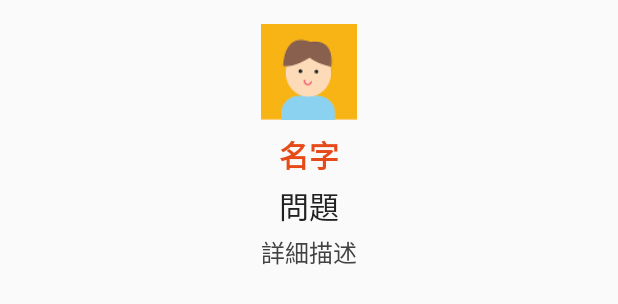
After one commit to GiantCroissant/7Funs-Android, an Android app: the layout item_question_header_view.xml on its own in the app's theme, with its tools: preview values and no code run, on a phone screen of 412 x 824 dp. The commit adds this screen. Shown: the top 304 px of the screen. Run offline under Robolectric (Android 15) with nearby library versions, the phone set to English and light mode, and no system bars.

Commit message:
Fix questionComments UI

```diff
--- a/android7funs/app/src/main/kotlin/com/giantcroissant/sevenfuns/app/QandA/QASectionOverviewFragment.kt
+++ b/android7funs/app/src/main/kotlin/com/giantcroissant/sevenfuns/app/QandA/QASectionOverviewFragment.kt
@@ -225,7 +225,8 @@ class QASectionOverviewFragment : Fragment() {
                     MessageParcelable(
                         question.id,
                         question.title,
-                        question.description
+                        question.description,
+                        question.user.name
                     )
                 )
                 activity?.startActivity(commentsActivity)
--- /dev/null
+++ b/android7funs/app/src/main/res/layout/item_question_header_view.xml
@@ -0,0 +1,48 @@
+<?xml version="1.0" encoding="utf-8"?>
+<LinearLayout
+    xmlns:android="http://schemas.android.com/apk/res/android"
+    android:layout_width="match_parent"
+    android:layout_height="wrap_content"
+    android:layout_margin="16dp"
+    android:orientation="vertical">
+
+    <ImageView
+        android:id="@+id/item_user_image"
+        android:layout_width="64dp"
+        android:layout_height="64dp"
+        android:layout_gravity="center_horizontal"
+        android:scaleType="centerCrop"
+        android:src="@drawable/profile"/>
+
+    <TextView
+        android:id="@+id/item_user_name"
+        android:layout_width="wrap_content"
+        android:layout_height="wrap_content"
+        android:layout_gravity="center_horizontal"
+        android:layout_marginTop="8dp"
+        android:text="名字"
+        android:textColor="@color/primary_dark"
+        android:textSize="20sp"
+        android:textStyle="bold"/>
+
+    <TextView
+        android:id="@+id/item_question_title"
+        android:layout_width="wrap_content"
+        android:layout_height="wrap_content"
+        android:layout_gravity="center_horizontal"
+        android:layout_marginTop="4dp"
+        android:text="問題"
+        android:textColor="@color/primary_text"
+        android:textSize="20sp"/>
+
+    <TextView
+        android:id="@+id/item_question_desc"
+        android:layout_width="wrap_content"
+        android:layout_height="wrap_content"
+        android:layout_gravity="center_horizontal"
+        android:layout_marginTop="4dp"
+        android:text="詳細描述"
+        android:textColor="@color/secondary_text_dark"
+        android:textSize="16sp"/>
+
+</LinearLayout>
```
Also changed, not shown: android7funs/app/src/main/kotlin/com/giantcroissant/sevenfuns/app/MessageParcelable.kt (+14 -6 lines), android7funs/app/src/main/kotlin/com/giantcroissant/sevenfuns/app/QandA/QADetailActivity.kt (+104 -38 lines), android7funs/app/src/main/res/layout/activity_qa_detail.xml (+9 -24 lines), android7funs/app/src/main/res/layout/activity_qa_detail_new_comment.xml (+5 -4 lines).
